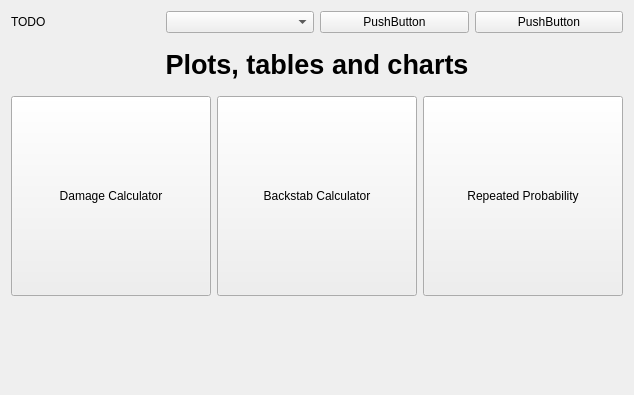
First picture: the form in src/welcomepage.ui, repository moebiusproject/moebiustoolkit, before the edit.
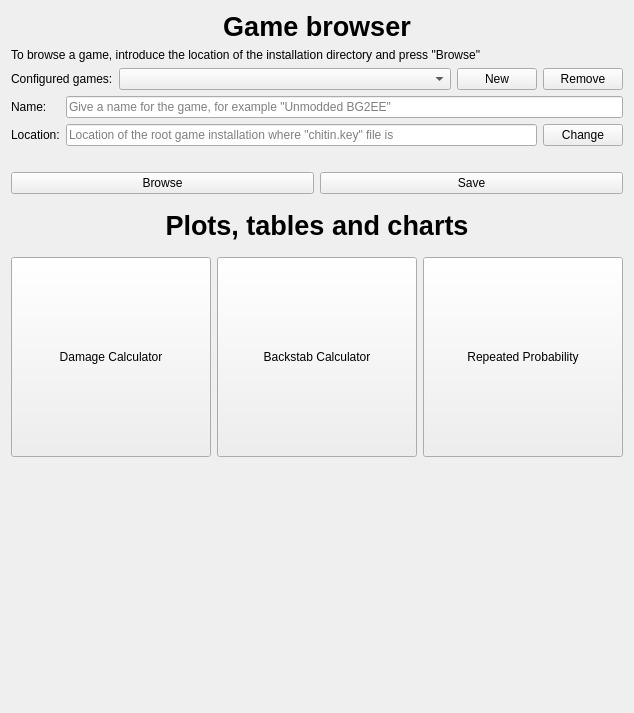
Second picture: the form after the edit. Icons and pictures are not drawn.

Commit message: Prepare Welcome page

```diff
--- a/src/welcomepage.ui
+++ b/src/welcomepage.ui
@@ -7,7 +7,7 @@
     <x>0</x>
     <y>0</y>
     <width>632</width>
-    <height>395</height>
+    <height>713</height>
    </rect>
   </property>
   <property name="windowTitle">
@@ -15,11 +15,35 @@
   </property>
   <layout class="QVBoxLayout" name="verticalLayout">
    <item>
-    <layout class="QHBoxLayout" name="horizontalLayout_2">
+    <widget class="QLabel" name="utilitiesLabel_2">
+     <property name="font">
+      <font>
+       <pointsize>20</pointsize>
+       <weight>75</weight>
+       <bold>true</bold>
+      </font>
+     </property>
+     <property name="text">
+      <string>Game browser</string>
+     </property>
+     <property name="alignment">
+      <set>Qt::AlignCenter</set>
+     </property>
+    </widget>
+   </item>
+   <item>
+    <widget class="QLabel" name="browserIntroductionLabel">
+     <property name="text">
+      <string>To browse a game, introduce the location of the installation directory and press &quot;Browse&quot;</string>
+     </property>
+    </widget>
+   </item>
+   <item>
+    <layout class="QHBoxLayout" name="horizontalLayout_2" stretch="0,1,0,0">
      <item>
       <widget class="QLabel" name="label_2">
        <property name="text">
-        <string>TODO</string>
+        <string>Configured games:</string>
        </property>
       </widget>
      </item>
@@ -29,14 +53,100 @@
      <item>
       <widget class="QPushButton" name="pushButton">
        <property name="text">
-        <string>PushButton</string>
+        <string>New</string>
        </property>
       </widget>
      </item>
      <item>
       <widget class="QPushButton" name="pushButton_2">
        <property name="text">
-        <string>PushButton</string>
+        <string>Remove</string>
+       </property>
+       <property name="icon">
+        <iconset theme="edit-delete">
+         <normaloff>.</normaloff>.</iconset>
+       </property>
+      </widget>
+     </item>
+    </layout>
+   </item>
+   <item>
+    <layout class="QGridLayout" name="gridLayout">
+     <item row="1" column="0">
+      <widget class="QLabel" name="locationLabel">
+       <property name="text">
+        <string>Location:</string>
+       </property>
+       <property name="buddy">
+        <cstring>location</cstring>
+       </property>
+      </widget>
+     </item>
+     <item row="1" column="2">
+      <widget class="QPushButton" name="locationOpen">
+       <property name="text">
+        <string>Change</string>
+       </property>
+       <property name="icon">
+        <iconset theme="folder-open">
+         <normaloff>.</normaloff>.</iconset>
+       </property>
+      </widget>
+     </item>
+     <item row="0" column="0">
+      <widget class="QLabel" name="nameLabel">
+       <property name="text">
+        <string>Name:</string>
+       </property>
+       <property name="buddy">
+        <cstring>name</cstring>
+       </property>
+      </widget>
+     </item>
+     <item row="1" column="1">
+      <widget class="QLineEdit" name="location">
+       <property name="placeholderText">
+        <string>Location of the root game installation where &quot;chitin.key&quot; file is</string>
+       </property>
+      </widget>
+     </item>
+     <item row="0" column="1" colspan="2">
+      <widget class="QLineEdit" name="name">
+       <property name="placeholderText">
+        <string>Give a name for the game, for example &quot;Unmodded BG2EE&quot;</string>
+       </property>
+      </widget>
+     </item>
+     <item row="2" column="1">
+      <widget class="QLabel" name="locationError">
+       <property name="text">
+        <string/>
+       </property>
+      </widget>
+     </item>
+    </layout>
+   </item>
+   <item>
+    <layout class="QHBoxLayout" name="horizontalLayout_3">
+     <item>
+      <widget class="QPushButton" name="browse">
+       <property name="text">
+        <string>Browse</string>
+       </property>
+       <property name="icon">
+        <iconset theme="system-run">
+         <normaloff>.</normaloff>.</iconset>
+       </property>
+      </widget>
+     </item>
+     <item>
+      <widget class="QPushButton" name="save">
+       <property name="text">
+        <string>Save</string>
+       </property>
+       <property name="icon">
+        <iconset theme="document-save">
+         <normaloff>.</normaloff>.</iconset>
        </property>
       </widget>
      </item>
```
Left out of the diff: 30 changed lines with no effect on the pictures. The commit also changes 1 other file.
